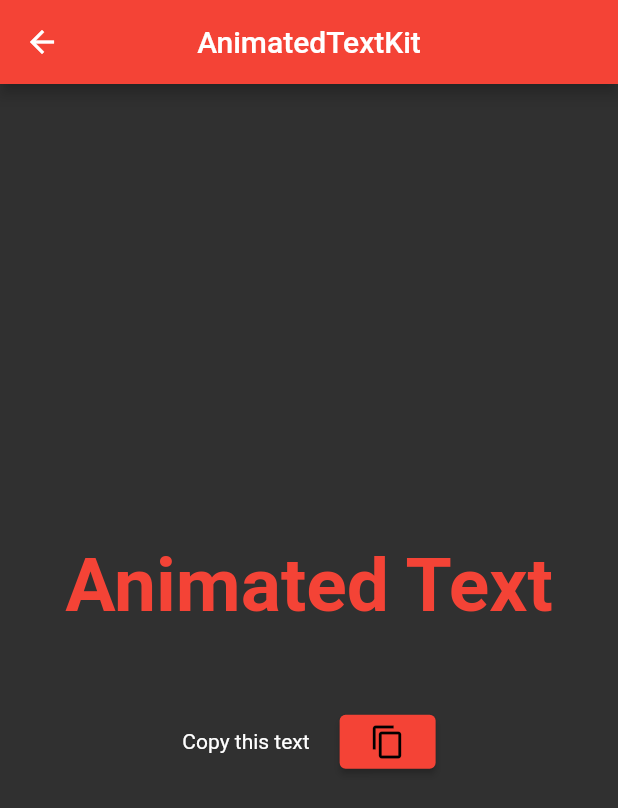
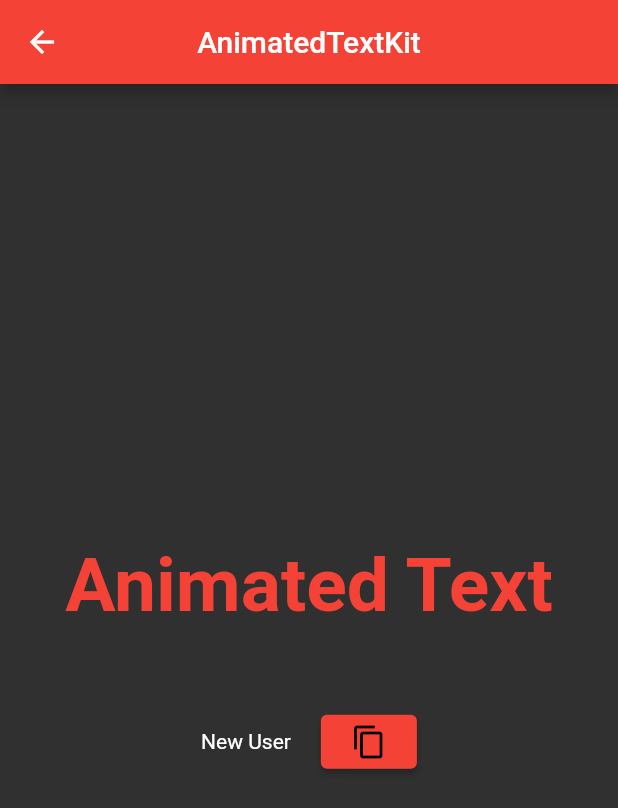
Before and after one commit to Snnas04/S2P-PMM, a Flutter app: the screen it shows after launch, after a tap on the "now widgets" icon, on a phone screen of 412 x 824 dp. Shown: the top 808 px of the screen. Run offline on Flutter 3.47's test engine with Material 2 defaults, Android fonts, the phone set to English and light mode, and no system bars; drawn by our look-alikes of animated_text_kit.

Commit message:
practica acabada - queda fer el video

```diff
--- a/FluttersProjects/practica_t1/lib/main.dart
+++ b/FluttersProjects/practica_t1/lib/main.dart
@@ -4,7 +4,10 @@ import 'package:provider/provider.dart';
 import 'package:practica_t1/screens/providers/UserInformation.dart';
 
 void main() {
+  // Crear una instancia de UserInfoModel para administrar la información del usuario.
   UserInfoModel userInfoModel = UserInfoModel();
+
+  // Crear un usuario predeterminado con valores ficticios.
   UserInfo defaultUser = UserInfo(
     name: 'Default Name',
     surname: 'Default Surname',
@@ -13,16 +16,18 @@ void main() {
     birthdate: '01/01/2000',
   );
 
+  // Actualizar el modelo de información del usuario con el usuario predeterminado.
   userInfoModel.updateUserInfo(defaultUser);
 
+  // Ejecutar la aplicación Flutter.
   runApp(
+    // Utilizar ChangeNotifierProvider para proporcionar userInfoModel a la aplicación.
     ChangeNotifierProvider(
       create: (context) => userInfoModel,
-      child: const MyApp(),
+      child: const MyApp(), // Ejecutar la clase MyApp como la raíz de la aplicación.
     ),
   );
 }
-
 
 class MyApp extends StatelessWidget {
   const MyApp({super.key});
@@ -31,23 +36,22 @@ class MyApp extends StatelessWidget {
   Widget build(BuildContext context) {
     return MaterialApp(
       debugShowCheckedModeBanner: false,
-      theme: getTheme(),
-      title: 'Components',
-      // home: HomePage(),
-      initialRoute: '/',
-      routes: getRoutes(),
+      theme: getTheme(), // Utilizar el tema personalizado definido en la función getTheme().
+      title: 'Practica T1', // Título de la aplicación.
+      initialRoute: '/', // Ruta inicial de la aplicación.
+      routes: getRoutes(), // Obtener las rutas definidas en la función getRoutes().
     );
   }
 }
 
-
+// Función que devuelve un tema personalizado para la aplicación.
 getTheme() {
   return ThemeData(
     colorScheme: const ColorScheme.dark().copyWith(
-      primary: Colors.red,
+      primary: Colors.red, // Definir el color primario como rojo.
     ),
-    appBarTheme: const AppBarTheme( // Define the appBarTheme named parameter
-      backgroundColor: Colors.red,
+    appBarTheme: const AppBarTheme( // Definir el tema de la barra de la aplicación.
+      backgroundColor: Colors.red, // Establecer el color de fondo de la barra de la aplicación como rojo.
     ),
   );
 }
--- a/FluttersProjects/practica_t1/lib/routes/routes.dart
+++ b/FluttersProjects/practica_t1/lib/routes/routes.dart
@@ -3,11 +3,11 @@ import 'package:practica_t1/screens/HomePage.dart';
 import 'package:practica_t1/screens/PersonalPage.dart';
 import 'package:practica_t1/screens/WidgetPage.dart';
 
-
+// Definir un mapa de rutas que asigna rutas a constructores de widgets.
 Map<String, WidgetBuilder> getRoutes(){
- return <String, WidgetBuilder>{
-    '/'         : (BuildContext context) => const HomePage(),
-    'personal': (BuildContext context) => PersonalPage(),
-    'widget'    : (BuildContext context) => const WidgetPage(),
+  return <String, WidgetBuilder>{
+    '/'         : (BuildContext context) => const HomePage(), // La ruta raíz '/' dirige a la clase HomePage.
+    'personal': (BuildContext context) => PersonalPage(), // La ruta 'personal' dirige a la clase PersonalPage.
+    'widget'    : (BuildContext context) => const WidgetPage(), // La ruta 'widget' dirige a la clase WidgetPage.
   };
 }
--- a/FluttersProjects/practica_t1/lib/screens/HomePage.dart
+++ b/FluttersProjects/practica_t1/lib/screens/HomePage.dart
@@ -2,21 +2,23 @@ import 'package:flutter/material.dart';
 import 'package:provider/provider.dart';
 import 'package:practica_t1/screens/providers/UserInformation.dart';
 
+// Define una clase HomePage que extiende StatelessWidget.
 class HomePage extends StatelessWidget {
-  const HomePage({Key? key});
+  const HomePage({Key? key}); // Constructor de la clase HomePage.
 
   @override
   Widget build(BuildContext context) {
     return Scaffold(
       appBar: AppBar(
-        title: const Text('SPPMMD'),
-        centerTitle: true,
+        title: const Text('SPPMMD'), // Título de la barra de la aplicación.
+        centerTitle: true, // Centrar el título en la barra de la aplicación.
       ),
-      body: _mainContainer(context),
+      body: _mainContainer(context), // Llamar a la función _mainContainer para construir el contenido de la página.
     );
   }
 
-  _mainContainer(BuildContext context) {
+  // Función para construir el contenido principal de la página.
+  Widget _mainContainer(BuildContext context) {
     var titleStyle = const TextStyle(
       fontSize: 32,
       fontWeight: FontWeight.bold,
@@ -27,28 +29,33 @@ class HomePage extends StatelessWidget {
       child: Column(
         mainAxisAlignment: MainAxisAlignment.center,
         children: [
-          Text('Home Page', style: titleStyle),
+          Text('Home Page', style: titleStyle), // Título de la página.
           const SizedBox(height: 20),
-          // Use Consumer widget to listen to changes in userInfoModel
+
+          // Utilizar el widget Consumer para escuchar cambios en userInfoModel.
           Consumer<UserInfoModel>(
             builder: (context, userInfoModel, child) {
-              // Get the updated user information
+              // Obtener la información actualizada del usuario.
               UserInfo userInfo = userInfoModel.userInfo;
+
+              // Mostrar la información del usuario utilizando UserInfoWidget.
               return UserInfoWidget(userInfo: userInfo);
             },
           ),
+
           const SizedBox(height: 20),
+
           Row(
             mainAxisAlignment: MainAxisAlignment.center,
             children: [
               ElevatedButton(
-                onPressed: () => Navigator.pushNamed(context, 'personal'),
-                child: const Icon(Icons.person),
+                onPressed: () => Navigator.pushNamed(context, 'personal'), // Navegar a la ruta 'personal'.
+                child: const Icon(Icons.person), // Icono de persona en el botón.
               ),
               const SizedBox(width: 20),
               ElevatedButton(
-                onPressed: () => Navigator.pushNamed(context, 'widget'),
-                child: const Icon(Icons.widgets),
+                onPressed: () => Navigator.pushNamed(context, 'widget'), // Navegar a la ruta 'widget'.
+                child: const Icon(Icons.widgets), // Icono de widgets en el botón.
               ),
             ],
           ),
--- a/FluttersProjects/practica_t1/lib/screens/WidgetPage.dart
+++ b/FluttersProjects/practica_t1/lib/screens/WidgetPage.dart
@@ -2,7 +2,7 @@ import 'package:flutter/material.dart';
 import 'package:animated_text_kit/animated_text_kit.dart';
 import 'package:flutter/services.dart';
 
-
+// Define una clase WidgetPage que extiende StatelessWidget.
 class WidgetPage extends StatelessWidget {
   const WidgetPage({Key? key});
 
@@ -12,21 +12,23 @@ class WidgetPage extends StatelessWidget {
     color: Colors.red,
   );
 
+  // Define la variable de texto
+  final String textToCopy = 'New User'; // Define el texto a copiar aquí
 
   @override
   Widget build(BuildContext context) {
     return Scaffold(
       appBar: AppBar(
-        title: const Text('AnimatedTextKit'),
-        centerTitle: true,
+        title: const Text('AnimatedTextKit'), // Título de la barra de la aplicación.
+        centerTitle: true, // Centrar el título en la barra de la aplicación.
       ),
       body: Center(
         child: Column(
           mainAxisAlignment: MainAxisAlignment.center,
           children: [
-            _animation(context, titelStyle),
+            _animation(context, titelStyle), // Llamar a la función _animation para mostrar el texto animado.
             const SizedBox(height: 50,),
-            _rotate(context),
+            _copyText(context, textToCopy), // Llamar a la función _copyText para mostrar el texto y el botón de copia.
           ],
         ),
       ),
@@ -34,39 +36,41 @@ class WidgetPage extends StatelessWidget {
   }
 }
 
+// Función para mostrar el texto animado.
 _animation(BuildContext context, TextStyle titelStyle) {
   return AnimatedTextKit(
     animatedTexts: [
       WavyAnimatedText(
-        'Animated Text',
-        textStyle: titelStyle,
+        'Animated Text', // Texto animado.
+        textStyle: titelStyle, // Estilo de texto definido previamente.
       ),
     ],
-    isRepeatingAnimation: true,
+    isRepeatingAnimation: true, // Repetir la animación continuamente.
   );
 }
 
-_rotate(BuildContext context) {
+// Función para mostrar el texto y el botón de copia.
+_copyText(BuildContext context, String textToCopy, ) {
   return GestureDetector(
     onTap: () async {
-      await Clipboard.setData(const ClipboardData(text: 'Texto que deseas copiar'));
+      await Clipboard.setData(ClipboardData(text: textToCopy)); // Copiar el texto al portapapeles.
       ScaffoldMessenger.of(context).showSnackBar(
-        const SnackBar(content: Text('Copiado al portapapeles')),
+        const SnackBar(content: Text('Copiado al portapapeles')), // Mostrar un mensaje de Snackbar.
       );
     },
     child: Row(
       mainAxisAlignment: MainAxisAlignment.center,
       children: [
-        const Text("Copy this text"),
+        Text(textToCopy), // Mostrar el texto definido en la variable.
         const SizedBox(width: 20,),
         ElevatedButton(
           onPressed: () async {
-            await Clipboard.setData(const ClipboardData(text: 'Copy this text'));
+            await Clipboard.setData(ClipboardData(text: textToCopy)); // Copiar el texto al portapapeles.
             ScaffoldMessenger.of(context).showSnackBar(
-              const SnackBar(content: Text('Copyed to clipboard')),
+              const SnackBar(content: Text('Copiado al portapapeles')), // Mostrar un mensaje de Snackbar.
             );
           },
-          child: const Icon(Icons.copy)
+          child: const Icon(Icons.copy),
         ),
       ],
     ),
--- a/FluttersProjects/practica_t1/lib/screens/providers/UserInformation.dart
+++ b/FluttersProjects/practica_t1/lib/screens/providers/UserInformation.dart
@@ -1,17 +1,20 @@
 import 'package:flutter/foundation.dart';
 import 'package:flutter/material.dart';
 
+// Define la clase UserInfoModel que extiende ChangeNotifier.
 class UserInfoModel extends ChangeNotifier {
-  UserInfo _userInfo = UserInfo(); // Initialize with default values
+  UserInfo _userInfo = UserInfo(); // Inicializar con valores predeterminados.
 
   UserInfo get userInfo => _userInfo;
 
+  // Función para actualizar la información del usuario y notificar a los oyentes.
   void updateUserInfo(UserInfo newInfo) {
     _userInfo = newInfo;
     notifyListeners();
   }
 }
 
+// Define la clase UserInfo que representa la información del usuario.
 class UserInfo {
   String name;
   String surname;
@@ -19,8 +22,10 @@ class UserInfo {
   String phone;
   String birthdate;
 
+  // Constructor con valores predeterminados.
   UserInfo({this.name = '', this.surname = '', this.email = '', this.phone = '', this.birthdate = ''});
 
+  // Función para crear una copia de UserInfo con valores opcionales actualizados.
   UserInfo copyWith({String? name, String? surname, String? email, String? phone, String? birthdate}) {
     return UserInfo(
       name: name ?? this.name,
@@ -32,21 +37,33 @@ class UserInfo {
   }
 }
 
+// Define la clase UserInfoWidget que muestra la información del usuario en un widget.
 class UserInfoWidget extends StatelessWidget {
   final UserInfo userInfo;
+  final TextStyle style;
 
-  const UserInfoWidget({super.key, required this.userInfo});
+  // Constructor de UserInfoWidget.
+  const UserInfoWidget({Key? key, required this.userInfo, this.style = const TextStyle(
+    fontSize: 18,
+    color: Colors.white,
+  )}) : super(key: key);
 
   @override
   Widget build(BuildContext context) {
     return Column(
       crossAxisAlignment: CrossAxisAlignment.start,
       children: [
-        Text('Name: ${userInfo.name}'),
-        Text('Surname: ${userInfo.surname}'),
-        Text('Email: ${userInfo.email}'),
-        Text('Phone: ${userInfo.phone}'),
-        Text('Birthdate: ${userInfo.birthdate}'),
+        const SizedBox(height: 30),
+        Text('Name: ${userInfo.name}', style: style),
+        const SizedBox(height: 5),
+        Text('Surname: ${userInfo.surname}', style: style),
+        const SizedBox(height: 5),
+        Text('Email: ${userInfo.email}', style: style),
+        const SizedBox(height: 5),
+        Text('Phone: ${userInfo.phone}', style: style),
+        const SizedBox(height: 5),
+        Text('Birthdate: ${userInfo.birthdate}', style: style),
+        const SizedBox(height: 15),
       ],
     );
   }
```
Also changed, not shown: FluttersProjects/practica_t1/lib/screens/PersonalPage.dart (+32 -79 lines).
